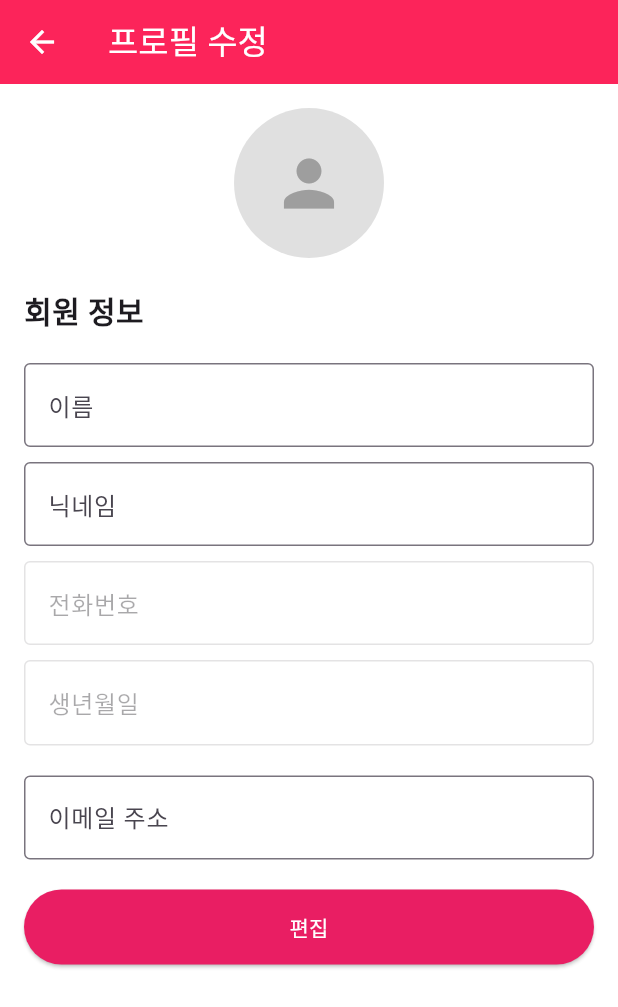
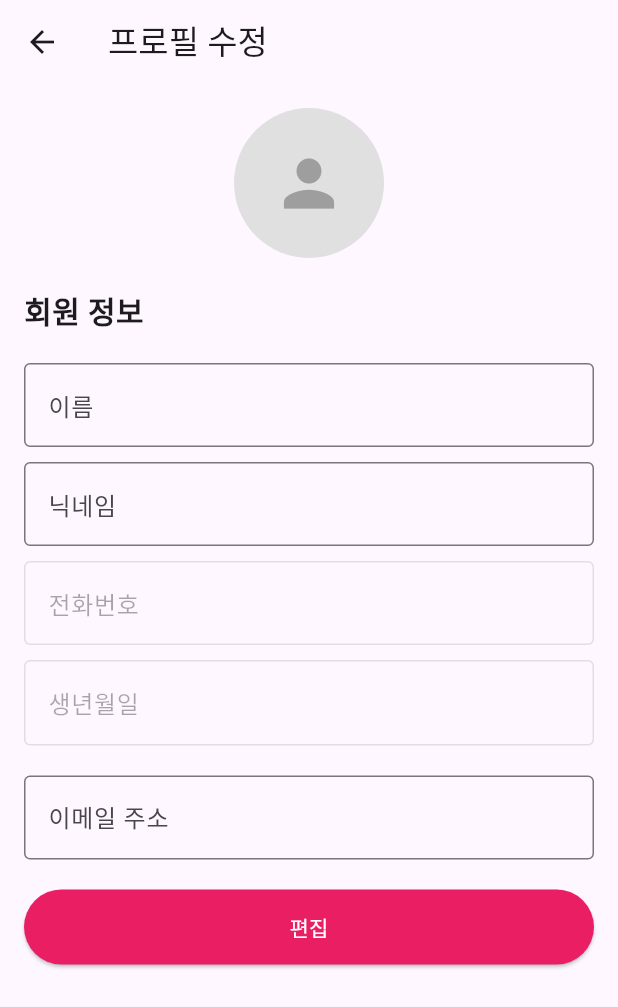
Before and after one commit to kuuujin/explosion, a Flutter app: the EditProfile screen opened directly with empty values, after a tap on "편집", on a phone screen of 412 x 824 dp. Shown: the top 1007 px of the screen. Run offline on Flutter 3.47's test engine with Material 3 defaults, Android fonts, the light colour scheme and no system bars; our stand-ins replace flutter_secure_storage, font_awesome_flutter, image_picker, syncfusion_flutter_charts; accounts and stored records are empty; network calls fail; Roboto replaces fonts that are missing (Pretendard); project files that could hold a hidden picture were left out.

Commit message:
EditProfile.dart

```diff
--- a/boweuri/lib/EditProfile.dart
+++ b/boweuri/lib/EditProfile.dart
@@ -80,20 +80,21 @@ class _EditProfileState extends State<EditProfile> {
 
   Future<void> _updateUserProfile() async {
     final url = 'http://34.64.176.207:5000/users/${widget.user_id}'; // 사용자 업데이트 엔드포인트
-    String? base64Image;
-    if (_image != null) {
+
+
+      String? base64Image;
+      if (_image != null) {
       Uint8List imageBytes = await _image!.readAsBytes();
       base64Image = base64Encode(imageBytes);
     }
-
     // 사용자 정보 준비
     final Map<String, dynamic> userData = {
       'name': widget.nameController.text,
-      'login_id': widget.nicknameController.text,
+      'nickname': widget.nicknameController.text,
       'phone_num': widget.phoneController.text,
       // 'birthdate': existingBirthdate, // 생년월일은 기존 값을 사용
       'email': widget.emailController.text,
-      'profile_image': base64Image // 프로필 이미지를 Base64로 변환하여 추가할 수 있습니다.
+      'profile_image': base64Image
     };
 
     // PUT 요청
@@ -119,11 +120,8 @@ class _EditProfileState extends State<EditProfile> {
   @override
   Widget build(BuildContext context) {
     return Scaffold(
-      backgroundColor: Colors.white,
       appBar: AppBar(
         title: Text('프로필 수정'),
-        backgroundColor: Color.fromARGB(255, 252, 36, 90),
-        foregroundColor: Colors.white, // 상단 바 색상
       ),
       body: Padding(
         padding: const EdgeInsets.all(16.0),
```
